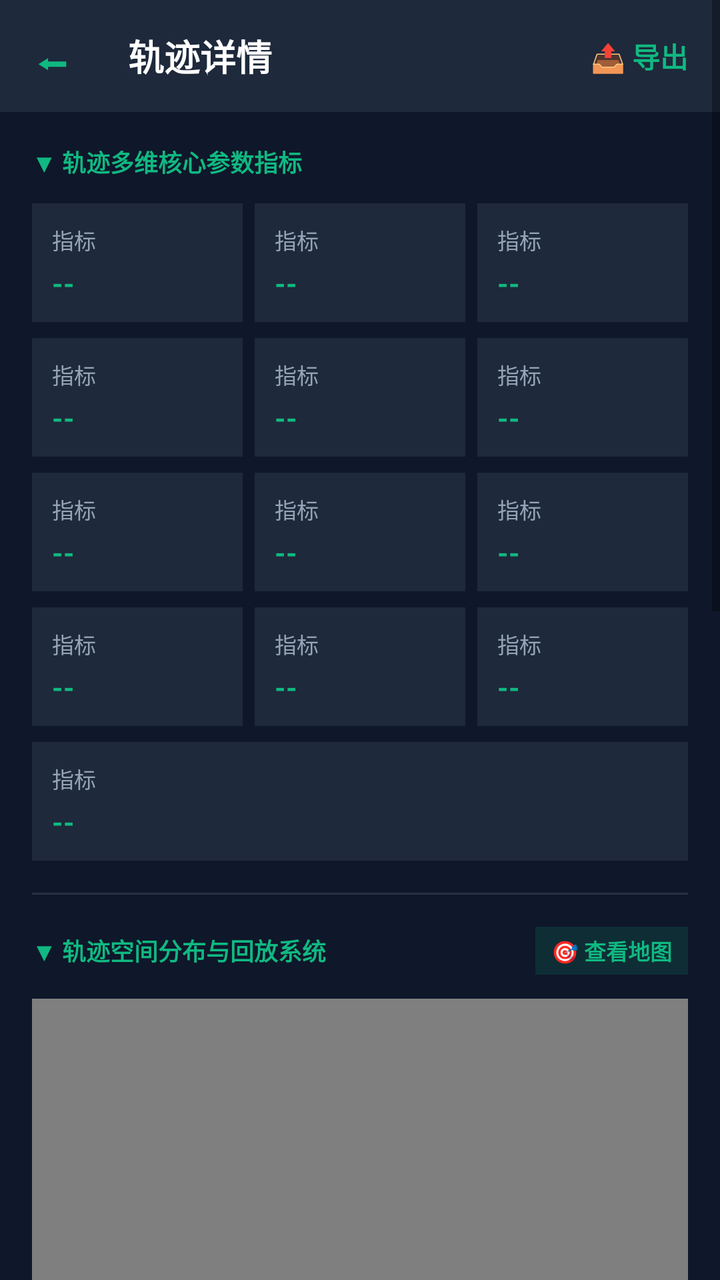
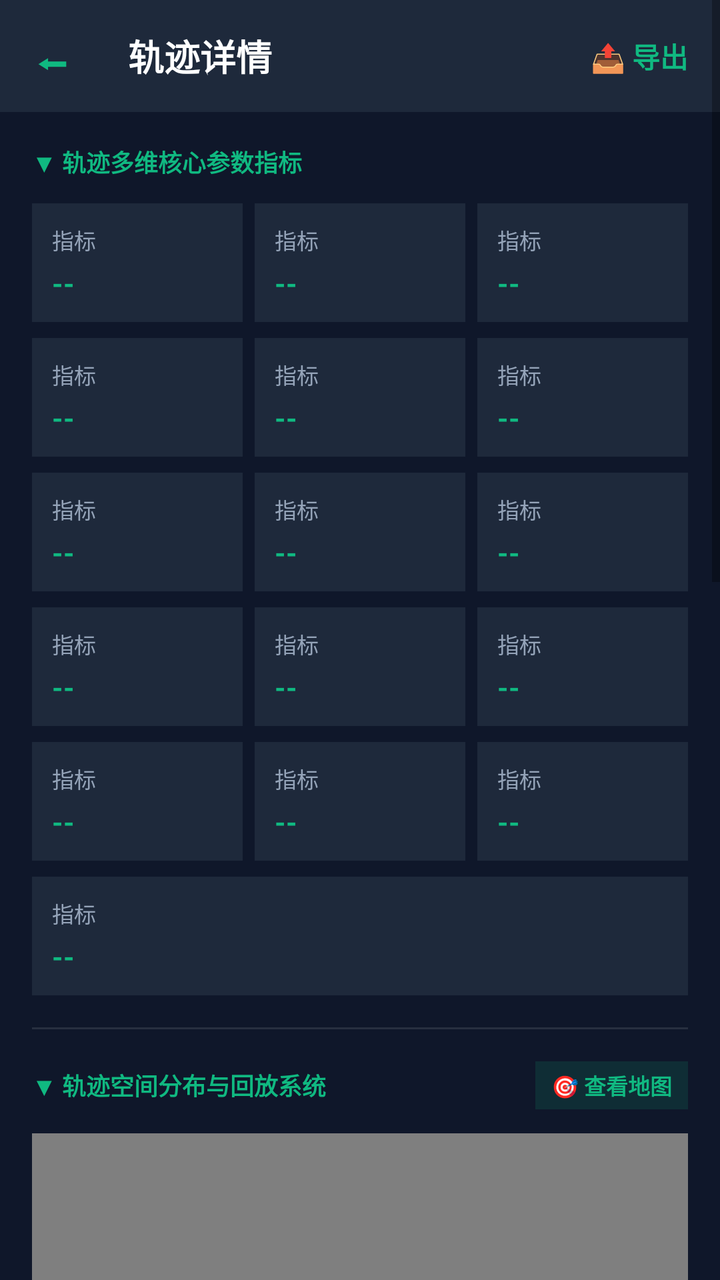

The first picture is an Android layout as it rendered before a commit; the second is the same layout after the commit. The layout source and the unified diff follow.
<!-- AndroidManifest.xml: application theme Theme.CyberTrail -->
<!-- res/layout/activity_track_detail.xml -->
<?xml version="1.0" encoding="utf-8"?>
<ScrollView xmlns:android="http://schemas.android.com/apk/res/android"
    xmlns:app="http://schemas.android.com/apk/res-auto"
    android:layout_width="match_parent"
    android:layout_height="match_parent"
    android:background="@color/cyber_slate"
    android:fillViewport="true">

    <LinearLayout
        android:layout_width="match_parent"
        android:layout_height="wrap_content"
        android:orientation="vertical">

        
        <RelativeLayout
            android:layout_width="match_parent"
            android:layout_height="56dp"
            android:background="@color/cyber_dark_gray"
            android:paddingLeft="16dp"
            android:paddingRight="16dp">

            <TextView
                android:id="@+id/btn_detail_back"
                android:layout_width="40dp"
                android:layout_height="match_parent"
                android:gravity="center_vertical|left"
                android:text="⬅"
                android:textColor="@color/cyber_green"
                android:textSize="20sp"
                android:textStyle="bold"
                android:clickable="true"
                android:focusable="true" />

            <TextView
                android:id="@+id/tv_detail_title"
                android:layout_width="wrap_content"
                android:layout_height="match_parent"
                android:layout_toRightOf="@id/btn_detail_back"
                android:gravity="center_vertical"
                android:text="轨迹详情"
                android:textColor="@color/white"
                android:textSize="18sp"
                android:textStyle="bold"
                android:layout_marginLeft="8dp" />

            <TextView
                android:id="@+id/btn_detail_export"
                android:layout_width="wrap_content"
                android:layout_height="match_parent"
                android:layout_alignParentRight="true"
                android:gravity="center_vertical"
                android:text="📤 导出"
                android:textColor="@color/cyber_green"
                android:textSize="14sp"
                android:textStyle="bold"
                android:clickable="true"
                android:focusable="true" />
        </RelativeLayout>

        
        <LinearLayout
            android:layout_width="match_parent"
            android:layout_height="wrap_content"
            android:orientation="vertical"
            android:padding="16dp">

            <TextView
                android:layout_width="wrap_content"
                android:layout_height="wrap_content"
                android:text="▼ 轨迹多维核心参数指标"
                android:textColor="@color/cyber_green"
                android:textSize="12sp"
                android:textStyle="bold"
                android:layout_marginBottom="12dp" />

            
            <LinearLayout
                android:layout_width="match_parent"
                android:layout_height="wrap_content"
                android:orientation="horizontal"
                android:layout_marginBottom="8dp">

                <include layout="@layout/item_detail_stat_card" android:id="@+id/card_stat_distance" android:layout_width="0dp" android:layout_height="wrap_content" android:layout_weight="1" />
                <include layout="@layout/item_detail_stat_card" android:id="@+id/card_stat_duration" android:layout_width="0dp" android:layout_height="wrap_content" android:layout_weight="1" android:layout_marginLeft="6dp" />
                <include layout="@layout/item_detail_stat_card" android:id="@+id/card_stat_points" android:layout_width="0dp" android:layout_height="wrap_content" android:layout_weight="1" android:layout_marginLeft="6dp" />
            </LinearLayout>

            
            <LinearLayout
                android:layout_width="match_parent"
                android:layout_height="wrap_content"
                android:orientation="horizontal"
                android:layout_marginBottom="8dp">

                <include layout="@layout/item_detail_stat_card" android:id="@+id/card_stat_ascent" android:layout_width="0dp" android:layout_height="wrap_content" android:layout_weight="1" />
                <include layout="@layout/item_detail_stat_card" android:id="@+id/card_stat_descent" android:layout_width="0dp" android:layout_height="wrap_content" android:layout_weight="1" android:layout_marginLeft="6dp" />
                <include layout="@layout/item_detail_stat_card" android:id="@+id/card_stat_photos" android:layout_width="0dp" android:layout_height="wrap_content" android:layout_weight="1" android:layout_marginLeft="6dp" />
            </LinearLayout>

            
            <LinearLayout
                android:layout_width="match_parent"
                android:layout_height="wrap_content"
                android:orientation="horizontal"
                android:layout_marginBottom="8dp">

                <include layout="@layout/item_detail_stat_card" android:id="@+id/card_stat_max_ele" android:layout_width="0dp" android:layout_height="wrap_content" android:layout_weight="1" />
                <include layout="@layout/item_detail_stat_card" android:id="@+id/card_stat_min_ele" android:layout_width="0dp" android:layout_height="wrap_content" android:layout_weight="1" android:layout_marginLeft="6dp" />
                <include layout="@layout/item_detail_stat_card" android:id="@+id/card_stat_avg_speed" android:layout_width="0dp" android:layout_height="wrap_content" android:layout_weight="1" android:layout_marginLeft="6dp" />
            </LinearLayout>

            
            <LinearLayout
                android:layout_width="match_parent"
                android:layout_height="wrap_content"
                android:orientation="horizontal"
                android:layout_marginBottom="8dp">

                <include layout="@layout/item_detail_stat_card" android:id="@+id/card_stat_max_speed" android:layout_width="0dp" android:layout_height="wrap_content" android:layout_weight="1" />
                <include layout="@layout/item_detail_stat_card" android:id="@+id/card_stat_avg_ele" android:layout_width="0dp" android:layout_height="wrap_content" android:layout_weight="1" android:layout_marginLeft="6dp" />
                <include layout="@layout/item_detail_stat_card" android:id="@+id/card_stat_start_time" android:layout_width="0dp" android:layout_height="wrap_content" android:layout_weight="1" android:layout_marginLeft="6dp" />
            </LinearLayout>

            
            <LinearLayout
                android:layout_width="match_parent"
                android:layout_height="wrap_content"
                android:orientation="horizontal">

                <include layout="@layout/item_detail_stat_card" android:id="@+id/card_stat_end_time" android:layout_width="match_parent" android:layout_height="wrap_content" />
            </LinearLayout>
        </LinearLayout>

        
        <View
            android:layout_width="match_parent"
            android:layout_height="1dp"
            android:background="#1AFFFFFF"
            android:layout_marginLeft="16dp"
            android:layout_marginRight="16dp" />

        
        <LinearLayout
            android:layout_width="match_parent"
            android:layout_height="wrap_content"
            android:orientation="vertical"
            android:padding="16dp">

            <RelativeLayout
                android:layout_width="match_parent"
                android:layout_height="wrap_content"
                android:layout_marginBottom="12dp">

                <TextView
                    android:layout_width="wrap_content"
                    android:layout_height="wrap_content"
                    android:layout_alignParentLeft="true"
                    android:layout_centerVertical="true"
                    android:text="▼ 轨迹空间分布与回放系统"
                    android:textColor="@color/cyber_green"
                    android:textSize="12sp"
                    android:textStyle="bold" />

                <TextView
                    android:id="@+id/btn_locate_track"
                    android:layout_width="wrap_content"
                    android:layout_height="wrap_content"
                    android:layout_alignParentRight="true"
                    android:layout_centerVertical="true"
                    android:background="#2210B981"
                    android:textColor="@color/cyber_green"
                    android:textSize="11sp"
                    android:textStyle="bold"
                    android:paddingLeft="8dp"
                    android:paddingRight="8dp"
                    android:paddingTop="4dp"
                    android:paddingBottom="4dp"
                    android:text="🎯 查看地图"
                    android:clickable="true"
                    android:focusable="true"/>
            </RelativeLayout>

            
            <RelativeLayout
                android:layout_width="match_parent"
                android:layout_height="300dp"
                android:background="@color/cyber_dark_gray">

                
                <com.mapbox.mapboxsdk.maps.MapView
                    android:id="@+id/detail_map_view"
                    android:layout_width="match_parent"
                    android:layout_height="match_parent" />

                
                <androidx.cardview.widget.CardView
                    android:id="@+id/card_photo_popup"
                    android:layout_width="160dp"
                    android:layout_height="160dp"
                    android:layout_alignParentRight="true"
                    android:layout_alignParentBottom="true"
                    android:layout_margin="12dp"
                    app:cardCornerRadius="8dp"
                    app:cardBackgroundColor="@color/cyber_dark_gray"
                    app:cardElevation="6dp"
                    android:visibility="gone">

                    <LinearLayout
                        android:layout_width="match_parent"
                        android:layout_height="match_parent"
                        android:orientation="vertical"
                        android:gravity="center">

                        <ImageView
                            android:id="@+id/img_photo_popup_thumbnail"
                            android:layout_width="match_parent"
                            android:layout_height="120dp"
                            android:scaleType="centerCrop"
                            android:background="#22FFFFFF" />

                        <TextView
                            android:id="@+id/tv_photo_popup_desc"
                            android:layout_width="match_parent"
                            android:layout_height="match_parent"
                            android:gravity="center"
                            android:text="点击查看原图"
                            android:textColor="@color/cyber_amber"
                            android:textSize="11sp"
                            android:textStyle="bold"
                            android:background="#1AAFFF00" />
                    </LinearLayout>
                </androidx.cardview.widget.CardView>
            </RelativeLayout>

            
            <LinearLayout
                android:layout_width="match_parent"
                android:layout_height="wrap_content"
                android:orientation="vertical"
                android:background="@color/cyber_dark_gray"
                android:padding="12dp"
                android:layout_marginTop="8dp">

                <TextView
                    android:id="@+id/tv_detail_replay_status"
                    android:layout_width="match_parent"
                    android:layout_height="wrap_content"
                    android:text="👁 轨迹回放: 停止"
                    android:textColor="@color/cyber_light_gray"
                    android:textSize="12sp"
                    android:textStyle="bold"
                    android:layout_marginBottom="6dp" />

                <TextView
                    android:id="@+id/tv_detail_replay_progress"
                    android:layout_width="match_parent"
                    android:layout_height="wrap_content"
                    android:text="进度: 0 / 0 | 海拔: --m | 距离: 0.00km"
                    android:textColor="@color/white"
                    android:textSize="12sp"
                    android:layout_marginBottom="8dp" />

                
                <SeekBar
                    android:id="@+id/sb_replay_timeline"
                    android:layout_width="match_parent"
                    android:layout_height="wrap_content"
                    android:layout_marginBottom="10dp"
                    android:max="100"
                    android:progress="0"
                    android:thumbTint="#FF10B981"
                    android:progressTint="#FF10B981"
                    android:progressBackgroundTint="@color/cyber_light_gray"/>

                
                <LinearLayout
                    android:layout_width="match_parent"
                    android:layout_height="wrap_content"
                    android:orientation="horizontal"
                    android:layout_marginBottom="10dp">

                    <TextView
                        android:id="@+id/btn_replay_start"
                        android:layout_width="0dp"
                        android:layout_height="wrap_content"
                        android:layout_weight="1"
                        android:layout_marginRight="3dp"
                        android:background="#2210B981"
                        android:textColor="@color/cyber_green"
                        android:textSize="12sp"
                        android:textStyle="bold"
                        android:gravity="center"
                        android:padding="10dp"
                        android:text="▶ 播放"
                        android:clickable="true"
                        android:focusable="true"/>

                    <TextView
                        android:id="@+id/btn_replay_pause"
                        android:layout_width="0dp"
                        android:layout_height="wrap_content"
                        android:layout_weight="1"
                        android:layout_marginLeft="3dp"
                        android:layout_marginRight="3dp"
                        android:background="#22F59E0B"
                        android:textColor="@color/cyber_amber"
                        android:textSize="12sp"
                        android:textStyle="bold"
                        android:gravity="center"
                        android:padding="10dp"
                        android:text="⏸ 暂停"
                        android:clickable="true"
                        android:focusable="true"/>

                    <TextView
                        android:id="@+id/btn_replay_stop"
                        android:layout_width="0dp"
                        android:layout_height="wrap_content"
                        android:layout_weight="1"
                        android:layout_marginLeft="3dp"
                        android:layout_marginRight="3dp"
                        android:background="#22EF4444"
                        android:textColor="#EF4444"
                        android:textSize="12sp"
                        android:textStyle="bold"
                        android:gravity="center"
                        android:padding="10dp"
                        android:text="⏹ 停止"
                        android:clickable="true"
                        android:focusable="true"/>

                    <TextView
                        android:id="@+id/btn_replay_rewind"
                        android:layout_width="0dp"
                        android:layout_height="wrap_content"
                        android:layout_weight="1"
                        android:layout_marginLeft="3dp"
                        android:background="#2238BDF8"
                        android:textColor="#38BDF8"
                        android:textSize="12sp"
                        android:textStyle="bold"
                        android:gravity="center"
                        android:padding="10dp"
                        android:text="⏪ 回起点"
                        android:clickable="true"
                        android:focusable="true"/>
                </LinearLayout>

                
                <LinearLayout
                    android:layout_width="match_parent"
                    android:layout_height="wrap_content"
                    android:orientation="horizontal"
                    android:gravity="center_vertical">

                    <TextView
                        android:layout_width="wrap_content"
                        android:layout_height="wrap_content"
                        android:text="播放速度："
                        android:textColor="@color/cyber_light_gray"
                        android:textSize="11sp"
                        android:layout_marginRight="8dp" />

                    <TextView
                        android:id="@+id/btn_speed_0_5"
                        android:layout_width="0dp"
                        android:layout_height="wrap_content"
                        android:layout_weight="1"
                        android:layout_marginRight="3dp"
                        android:background="#1AFFFFFF"
                        android:textColor="@color/white"
                        android:textSize="11sp"
                        android:gravity="center"
                        android:padding="6dp"
                        android:text="0.5x"
                        android:clickable="true"
                        android:focusable="true"/>

                    <TextView
                        android:id="@+id/btn_speed_1"
                        android:layout_width="0dp"
                        android:layout_height="wrap_content"
                        android:layout_weight="1"
                        android:layout_marginLeft="3dp"
                        android:layout_marginRight="3dp"
                        android:background="#2238BDF8"
                        android:textColor="#38BDF8"
                        android:textSize="11sp"
                        android:gravity="center"
                        android:padding="6dp"
                        android:text="1x"
                        android:clickable="true"
                        android:focusable="true"/>

                    <TextView
                        android:id="@+id/btn_speed_2"
                        android:layout_width="0dp"
                        android:layout_height="wrap_content"
                        android:layout_weight="1"
                        android:layout_marginLeft="3dp"
                        android:layout_marginRight="3dp"
                        android:background="#1AFFFFFF"
                        android:textColor="@color/white"
                        android:textSize="11sp"
                        android:gravity="center"
                        android:padding="6dp"
                        android:text="2x"
                        android:clickable="true"
                        android:focusable="true"/>

                    <TextView
                        android:id="@+id/btn_speed_5"
                        android:layout_width="0dp"
                        android:layout_height="wrap_content"
                        android:layout_weight="1"
                        android:layout_marginLeft="3dp"
                        android:layout_marginRight="3dp"
                        android:background="#1AFFFFFF"
                        android:textColor="@color/white"
                        android:textSize="11sp"
                        android:gravity="center"
                        android:padding="6dp"
                        android:text="5x"
                        android:clickable="true"
                        android:focusable="true"/>

                    <TextView
                        android:id="@+id/btn_speed_10"
                        android:layout_width="0dp"
                        android:layout_height="wrap_content"
                        android:layout_weight="1"
                        android:layout_marginLeft="3dp"
                        android:background="#1AFFFFFF"
                        android:textColor="@color/white"
                        android:textSize="11sp"
                        android:gravity="center"
                        android:padding="6dp"
                        android:text="10x"
                        android:clickable="true"
                        android:focusable="true"/>
                </LinearLayout>
            </LinearLayout>
        </LinearLayout>

        
        <View
            android:layout_width="match_parent"
            android:layout_height="1dp"
            android:background="#1AFFFFFF"
            android:layout_marginLeft="16dp"
            android:layout_marginRight="16dp" />

        
        <LinearLayout
            android:layout_width="match_parent"
            android:layout_height="wrap_content"
            android:orientation="vertical"
            android:padding="16dp"
            android:layout_marginBottom="24dp">

            <TextView
                android:layout_width="wrap_content"
                android:layout_height="wrap_content"
                android:text="▼ 轨迹运动/地形剖面统计曲线"
                android:textColor="@color/cyber_green"
                android:textSize="12sp"
                android:textStyle="bold"
                android:layout_marginBottom="12dp" />

            
            <com.cybertrail.app.gis.TrackProfileChartView
                android:id="@+id/profile_chart_view"
                android:layout_width="match_parent"
                android:layout_height="200dp"
                android:background="@color/cyber_dark_gray" />

            
            <LinearLayout
                android:layout_width="match_parent"
                android:layout_height="wrap_content"
                android:orientation="horizontal"
                android:gravity="center"
                android:layout_marginTop="12dp">

                <TextView
                    android:id="@+id/btn_toggle_chart_ele"
                    android:layout_width="wrap_content"
                    android:layout_height="wrap_content"
                    android:background="#2222D3EE"
                    android:textColor="#22D3EE"
                    android:textSize="11sp"
                    android:textStyle="bold"
                    android:paddingLeft="10dp"
                    android:paddingRight="10dp"
                    android:paddingTop="5dp"
                    android:paddingBottom="5dp"
                    android:text="■ 海拔曲线 (m)"
                    android:clickable="true"
                    android:focusable="true"/>

                <TextView
                    android:id="@+id/btn_toggle_chart_speed"
                    android:layout_width="wrap_content"
                    android:layout_height="wrap_content"
                    android:background="#1AFFFFFF"
                    android:textColor="@color/white"
                    android:textSize="11sp"
                    android:paddingLeft="10dp"
                    android:paddingRight="10dp"
                    android:paddingTop="5dp"
                    android:paddingBottom="5dp"
                    android:layout_marginLeft="12dp"
                    android:text="■ 速度曲线 (m/s)"
                    android:clickable="true"
                    android:focusable="true"/>

                <TextView
                    android:id="@+id/btn_toggle_chart_dist"
                    android:layout_width="wrap_content"
                    android:layout_height="wrap_content"
                    android:background="#1AFFFFFF"
                    android:textColor="@color/white"
                    android:textSize="11sp"
                    android:paddingLeft="10dp"
                    android:paddingRight="10dp"
                    android:paddingTop="5dp"
                    android:paddingBottom="5dp"
                    android:layout_marginLeft="12dp"
                    android:text="■ 距离曲线 (km)"
                    android:clickable="true"
                    android:focusable="true"/>
            </LinearLayout>
        </LinearLayout>
    </LinearLayout>
</ScrollView>
<!-- res/layout/item_detail_stat_card.xml (included above) -->
<?xml version="1.0" encoding="utf-8"?>
<LinearLayout xmlns:android="http://schemas.android.com/apk/res/android"
    android:layout_width="match_parent"
    android:layout_height="wrap_content"
    android:orientation="vertical"
    android:background="@color/cyber_dark_gray"
    android:padding="10dp">

    <TextView
        android:id="@+id/tv_stat_label"
        android:layout_width="match_parent"
        android:layout_height="wrap_content"
        android:text="指标"
        android:textColor="@color/cyber_light_gray"
        android:textSize="11sp" />

    <TextView
        android:id="@+id/tv_stat_value"
        android:layout_width="match_parent"
        android:layout_height="wrap_content"
        android:text="--"
        android:textColor="@color/cyber_green"
        android:textSize="14sp"
        android:textStyle="bold"
        android:layout_marginTop="4dp"
        android:singleLine="true"
        android:ellipsize="end" />
</LinearLayout>
<!-- resources referenced by this layout -->
<resources>
  <color name="cyber_amber">#FFF59E0B</color>
  <color name="cyber_dark_gray">#FF1E293B</color>
  <color name="cyber_green">#FF10B981</color>
  <color name="cyber_light_gray">#FF94A3B8</color>
  <color name="cyber_slate">#FF0F172A</color>
  <color name="white">#FFFFFFFF</color>
  <style name="Theme.CyberTrail" parent="Theme.MaterialComponents.DayNight.NoActionBar">
          
          <item name="colorPrimary">@color/cyber_green</item>
          <item name="colorPrimaryVariant">@color/cyber_slate</item>
          <item name="colorOnPrimary">@color/white</item>
          
          <item name="android:statusBarColor">@color/cyber_slate</item>
      </style>
</resources>

<!-- the commit's change to res/layout/activity_track_detail.xml (unified diff, before → after) -->
@@ -119,6 +119,18 @@
                 <include layout="@layout/item_detail_stat_card" android:id="@+id/card_stat_max_speed" android:layout_width="0dp" android:layout_height="wrap_content" android:layout_weight="1" />
                 <include layout="@layout/item_detail_stat_card" android:id="@+id/card_stat_avg_ele" android:layout_width="0dp" android:layout_height="wrap_content" android:layout_weight="1" android:layout_marginLeft="6dp" />
                 <include layout="@layout/item_detail_stat_card" android:id="@+id/card_stat_start_time" android:layout_width="0dp" android:layout_height="wrap_content" android:layout_weight="1" android:layout_marginLeft="6dp" />
+            </LinearLayout>
+
+            
+            <LinearLayout
+                android:layout_width="match_parent"
+                android:layout_height="wrap_content"
+                android:orientation="horizontal"
+                android:layout_marginBottom="8dp">
+
+                <include layout="@layout/item_detail_stat_card" android:id="@+id/card_stat_step_count" android:layout_width="0dp" android:layout_height="wrap_content" android:layout_weight="1" />
+                <include layout="@layout/item_detail_stat_card" android:id="@+id/card_stat_avg_cadence" android:layout_width="0dp" android:layout_height="wrap_content" android:layout_weight="1" android:layout_marginLeft="6dp" />
+                <include layout="@layout/item_detail_stat_card" android:id="@+id/card_stat_avg_step_len" android:layout_width="0dp" android:layout_height="wrap_content" android:layout_weight="1" android:layout_marginLeft="6dp" />
             </LinearLayout>
 
             
